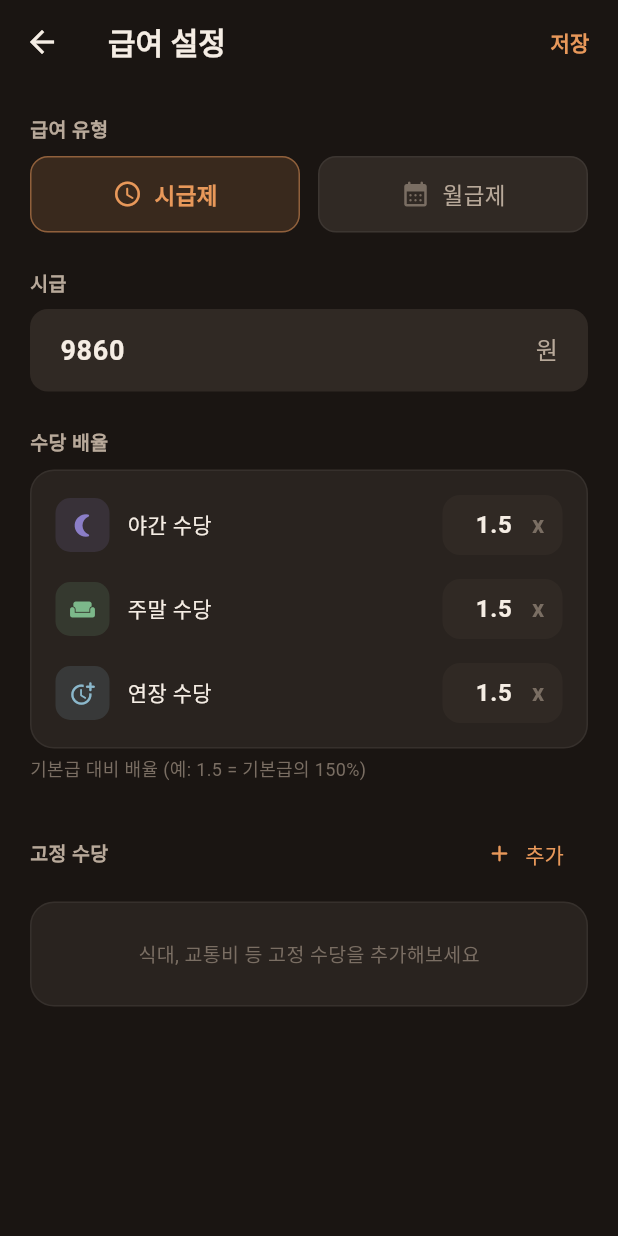
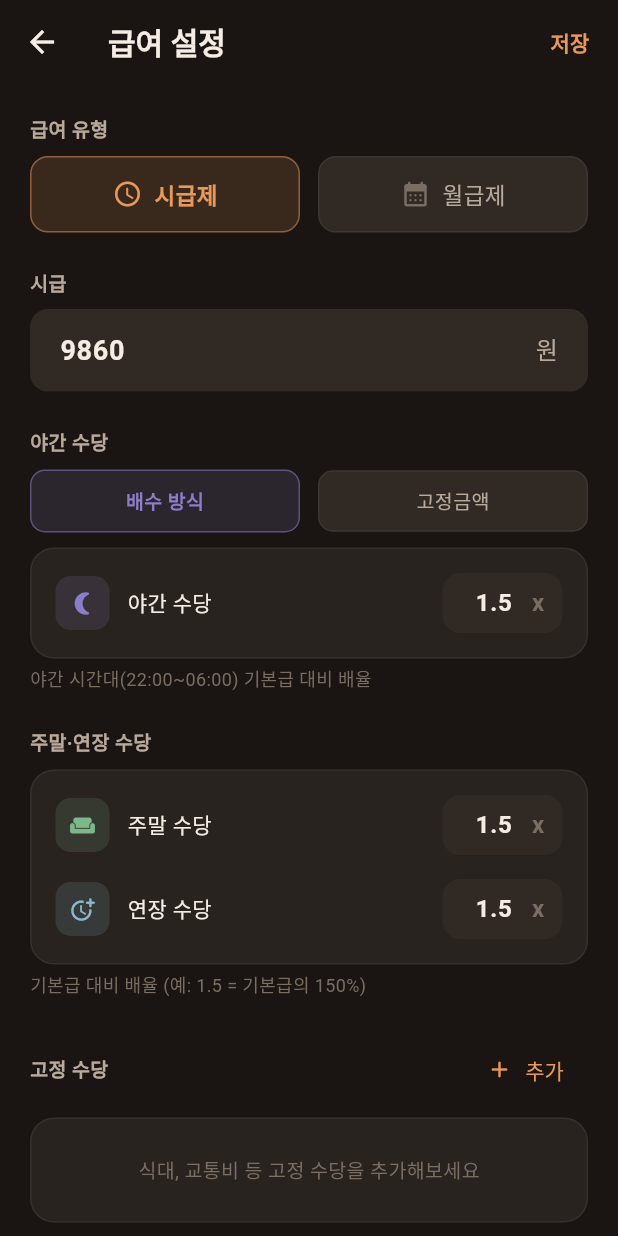
Before and after one commit to chuwg/change-work, a Flutter app: the SalarySettingsScreen screen opened by its route, on a phone screen of 412 x 824 dp. Run offline on Flutter 3.47's test engine with Material 3 defaults, Android fonts, the phone set to English and light mode, and no system bars; our stand-ins replace file_picker, fl_chart, flutter_local_notifications, flutter_riverpod, share_plus, shared_preferences and 4 more; missing offline and left inert: health, home_widget; accounts and stored records are empty.

Commit message:
feat: 급여계산기 야간 수당 방식 선택 기능 추가
- SalarySettings에 nightAllowanceType('multiplier'|'fixed'), nightFixedAmount 필드 추가
- salary_provider: 고정금액 방식 선택 시 nightShiftCount × nightFixedAmount로 계산
- salary_settings_screen: 야간 수당 섹션에 배수 방식/고정금액 토글 UI 추가
  - 배수 방식: 야간 시간대(22~06시) 기본급 × 배율
  - 고정금액 방식: 야간 근무 1회당 지급 금액 설정

Co-Authored-By: Claude Sonnet 4.6 <noreply@anthropic.com>

```diff
--- a/lib/models/salary_settings.dart
+++ b/lib/models/salary_settings.dart
@@ -37,11 +37,17 @@ class FixedAllowance {
   }
 }
 
+/// 야간 수당 방식: 'multiplier' = 배수 방식, 'fixed' = 야간 근무당 고정 금액
+const String nightAllowanceMultiplier = 'multiplier';
+const String nightAllowanceFixed = 'fixed';
+
 class SalarySettings {
   final String payType;
   final double hourlyRate;
   final double monthlySalary;
+  final String nightAllowanceType; // 'multiplier' or 'fixed'
   final double nightMultiplier;
+  final double nightFixedAmount;   // 야간 근무 1회당 고정 금액 (fixed 방식)
   final double weekendMultiplier;
   final double overtimeMultiplier;
   final List<FixedAllowance> fixedAllowances;
@@ -50,7 +56,9 @@ class SalarySettings {
     this.payType = AppConstants.payTypeHourly,
     this.hourlyRate = 9860.0,
     this.monthlySalary = 2500000.0,
+    this.nightAllowanceType = nightAllowanceMultiplier,
     this.nightMultiplier = AppConstants.defaultNightMultiplier,
+    this.nightFixedAmount = 0.0,
     this.weekendMultiplier = AppConstants.defaultWeekendMultiplier,
     this.overtimeMultiplier = AppConstants.defaultOvertimeMultiplier,
     this.fixedAllowances = const [],
@@ -60,7 +68,9 @@ class SalarySettings {
     String? payType,
     double? hourlyRate,
     double? monthlySalary,
+    String? nightAllowanceType,
     double? nightMultiplier,
+    double? nightFixedAmount,
     double? weekendMultiplier,
     double? overtimeMultiplier,
     List<FixedAllowance>? fixedAllowances,
@@ -69,7 +79,9 @@ class SalarySettings {
       payType: payType ?? this.payType,
       hourlyRate: hourlyRate ?? this.hourlyRate,
       monthlySalary: monthlySalary ?? this.monthlySalary,
+      nightAllowanceType: nightAllowanceType ?? this.nightAllowanceType,
       nightMultiplier: nightMultiplier ?? this.nightMultiplier,
+      nightFixedAmount: nightFixedAmount ?? this.nightFixedAmount,
       weekendMultiplier: weekendMultiplier ?? this.weekendMultiplier,
       overtimeMultiplier: overtimeMultiplier ?? this.overtimeMultiplier,
       fixedAllowances: fixedAllowances ?? this.fixedAllowances,
@@ -80,32 +92,31 @@ class SalarySettings {
         'pay_type': payType,
         'hourly_rate': hourlyRate,
         'monthly_salary': monthlySalary,
+        'night_allowance_type': nightAllowanceType,
         'night_multiplier': nightMultiplier,
+        'night_fixed_amount': nightFixedAmount,
         'weekend_multiplier': weekendMultiplier,
         'overtime_multiplier': overtimeMultiplier,
-        'fixed_allowances':
-            fixedAllowances.map((a) => a.toMap()).toList(),
+        'fixed_allowances': fixedAllowances.map((a) => a.toMap()).toList(),
       };
 
   factory SalarySettings.fromMap(Map<String, dynamic> m) => SalarySettings(
         payType: m['pay_type'] as String? ?? AppConstants.payTypeHourly,
         hourlyRate: (m['hourly_rate'] as num?)?.toDouble() ?? 9860.0,
-        monthlySalary:
-            (m['monthly_salary'] as num?)?.toDouble() ?? 2500000.0,
-        nightMultiplier:
-            (m['night_multiplier'] as num?)?.toDouble() ??
-                AppConstants.defaultNightMultiplier,
-        weekendMultiplier:
-            (m['weekend_multiplier'] as num?)?.toDouble() ??
-                AppConstants.defaultWeekendMultiplier,
-        overtimeMultiplier:
-            (m['overtime_multiplier'] as num?)?.toDouble() ??
-                AppConstants.defaultOvertimeMultiplier,
-        fixedAllowances:
-            ((m['fixed_allowances'] as List<dynamic>?) ?? [])
-                .map((e) =>
-                    FixedAllowance.fromMap(e as Map<String, dynamic>))
-                .toList(),
+        monthlySalary: (m['monthly_salary'] as num?)?.toDouble() ?? 2500000.0,
+        nightAllowanceType:
+            m['night_allowance_type'] as String? ?? nightAllowanceMultiplier,
+        nightMultiplier: (m['night_multiplier'] as num?)?.toDouble() ??
+            AppConstants.defaultNightMultiplier,
+        nightFixedAmount:
+            (m['night_fixed_amount'] as num?)?.toDouble() ?? 0.0,
+        weekendMultiplier: (m['weekend_multiplier'] as num?)?.toDouble() ??
+            AppConstants.defaultWeekendMultiplier,
+        overtimeMultiplier: (m['overtime_multiplier'] as num?)?.toDouble() ??
+            AppConstants.defaultOvertimeMultiplier,
+        fixedAllowances: ((m['fixed_allowances'] as List<dynamic>?) ?? [])
+            .map((e) => FixedAllowance.fromMap(e as Map<String, dynamic>))
+            .toList(),
       );
 
   String toJson() => jsonEncode(toMap());
--- a/lib/screens/salary/salary_settings_screen.dart
+++ b/lib/screens/salary/salary_settings_screen.dart
@@ -15,9 +15,11 @@ class SalarySettingsScreen extends ConsumerStatefulWidget {
 
 class _SalarySettingsScreenState extends ConsumerState<SalarySettingsScreen> {
   late String _payType;
+  late String _nightAllowanceType;
   late TextEditingController _hourlyController;
   late TextEditingController _monthlyController;
   late TextEditingController _nightMultController;
+  late TextEditingController _nightFixedController;
   late TextEditingController _weekendMultController;
   late TextEditingController _overtimeMultController;
   late List<FixedAllowance> _fixedAllowances;
@@ -27,12 +29,15 @@ class _SalarySettingsScreenState extends ConsumerState<SalarySettingsScreen> {
     super.initState();
     final settings = ref.read(salaryProvider).settings;
     _payType = settings.payType;
+    _nightAllowanceType = settings.nightAllowanceType;
     _hourlyController =
         TextEditingController(text: settings.hourlyRate.toStringAsFixed(0));
     _monthlyController =
         TextEditingController(text: settings.monthlySalary.toStringAsFixed(0));
     _nightMultController =
         TextEditingController(text: settings.nightMultiplier.toString());
+    _nightFixedController =
+        TextEditingController(text: settings.nightFixedAmount.toStringAsFixed(0));
     _weekendMultController =
         TextEditingController(text: settings.weekendMultiplier.toString());
     _overtimeMultController =
@@ -45,6 +50,7 @@ class _SalarySettingsScreenState extends ConsumerState<SalarySettingsScreen> {
     _hourlyController.dispose();
     _monthlyController.dispose();
     _nightMultController.dispose();
+    _nightFixedController.dispose();
     _weekendMultController.dispose();
     _overtimeMultController.dispose();
     super.dispose();
@@ -55,8 +61,10 @@ class _SalarySettingsScreenState extends ConsumerState<SalarySettingsScreen> {
       payType: _payType,
       hourlyRate: double.tryParse(_hourlyController.text) ?? 9860.0,
       monthlySalary: double.tryParse(_monthlyController.text) ?? 2500000.0,
+      nightAllowanceType: _nightAllowanceType,
       nightMultiplier: double.tryParse(_nightMultController.text) ??
           AppConstants.defaultNightMultiplier,
+      nightFixedAmount: double.tryParse(_nightFixedController.text) ?? 0.0,
       weekendMultiplier: double.tryParse(_weekendMultController.text) ??
           AppConstants.defaultWeekendMultiplier,
       overtimeMultiplier: double.tryParse(_overtimeMultController.text) ??
@@ -239,21 +247,51 @@ class _SalarySettingsScreenState extends ConsumerState<SalarySettingsScreen> {
 
           const SizedBox(height: 24),
 
-          // Multiplier section
-          _buildSectionLabel('수당 배율'),
+          // Night allowance section
+          _buildSectionLabel('야간 수당'),
+          const SizedBox(height: 8),
+          Row(
+            children: [
+              Expanded(
+                child: _buildNightTypeChip(nightAllowanceMultiplier, '배수 방식'),
+              ),
+              const SizedBox(width: 12),
+              Expanded(
+                child: _buildNightTypeChip(nightAllowanceFixed, '고정금액'),
+              ),
+            ],
+          ),
+          const SizedBox(height: 10),
+          Container(
+            padding: const EdgeInsets.all(16),
+            decoration: AppTheme.glassCard,
+            child: _nightAllowanceType == nightAllowanceFixed
+                ? _buildNightFixedRow()
+                : _buildMultiplierRow(
+                    '야간 수당',
+                    Icons.nightlight_round,
+                    AppTheme.shiftNight,
+                    _nightMultController,
+                  ),
+          ),
+          const SizedBox(height: 4),
+          Text(
+            _nightAllowanceType == nightAllowanceFixed
+                ? '야간 근무 1회당 지급되는 고정 금액'
+                : '야간 시간대(22:00~06:00) 기본급 대비 배율',
+            style: const TextStyle(color: AppTheme.textTertiary, fontSize: 12),
+          ),
+
+          const SizedBox(height: 24),
+
+          // Weekend/overtime section
+          _buildSectionLabel('주말·연장 수당'),
           const SizedBox(height: 8),
           Container(
             padding: const EdgeInsets.all(16),
             decoration: AppTheme.glassCard,
             child: Column(
               children: [
-                _buildMultiplierRow(
-                  '야간 수당',
-                  Icons.nightlight_round,
-                  AppTheme.shiftNight,
-                  _nightMultController,
-                ),
-                const SizedBox(height: 16),
                 _buildMultiplierRow(
                   '주말 수당',
                   Icons.weekend_rounded,
@@ -398,6 +436,81 @@ class _SalarySettingsScreenState extends ConsumerState<SalarySettingsScreen> {
     );
   }
 
+  Widget _buildNightTypeChip(String type, String label) {
+    final selected = _nightAllowanceType == type;
+    return GestureDetector(
+      onTap: () => setState(() => _nightAllowanceType = type),
+      child: AnimatedContainer(
+        duration: const Duration(milliseconds: 200),
+        padding: const EdgeInsets.symmetric(vertical: 10),
+        decoration: BoxDecoration(
+          color: selected
+              ? AppTheme.shiftNight.withValues(alpha: 0.15)
+              : AppTheme.surfaceDarkElevated,
+          borderRadius: BorderRadius.circular(10),
+          border: Border.all(
+            color: selected
+                ? AppTheme.shiftNight.withValues(alpha: 0.5)
+                : Colors.white.withValues(alpha: 0.06),
+          ),
+        ),
+        child: Center(
+          child: Text(
+            label,
+            style: TextStyle(
+              color: selected ? AppTheme.shiftNight : AppTheme.textSecondary,
+              fontSize: 13,
+              fontWeight: selected ? FontWeight.w600 : FontWeight.normal,
+            ),
+          ),
+        ),
+      ),
+    );
+  }
+
+  Widget _buildNightFixedRow() {
+    return Row(
+      children: [
+        Container(
+          width: 36,
+          height: 36,
+          decoration: BoxDecoration(
+            color: AppTheme.shiftNight.withValues(alpha: 0.15),
+            borderRadius: BorderRadius.circular(10),
+          ),
+          child: const Icon(Icons.nightlight_round,
+              color: AppTheme.shiftNight, size: 18),
+        ),
+        const SizedBox(width: 12),
+        const Expanded(
+          child: Text(
+            '야간 근무당',
+            style: TextStyle(color: AppTheme.textPrimary, fontSize: 14),
+          ),
+        ),
+        SizedBox(
+          width: 120,
+          child: TextField(
+            controller: _nightFixedController,
+            keyboardType: TextInputType.number,
+            textAlign: TextAlign.right,
+            style: const TextStyle(
+              color: AppTheme.textPrimary,
+              fontSize: 16,
+              fontWeight: FontWeight.w600,
+            ),
+            decoration: const InputDecoration(
+              suffixText: '원',
+              contentPadding:
+                  EdgeInsets.symmetric(horizontal: 8, vertical: 8),
+              isDense: true,
+            ),
+          ),
+        ),
+      ],
+    );
+  }
+
   Widget _buildPayTypeChip(String type, String label, IconData icon) {
     final selected = _payType == type;
     return GestureDetector(
```
Also changed, not shown: lib/providers/salary_provider.dart (+8 -4 lines).
